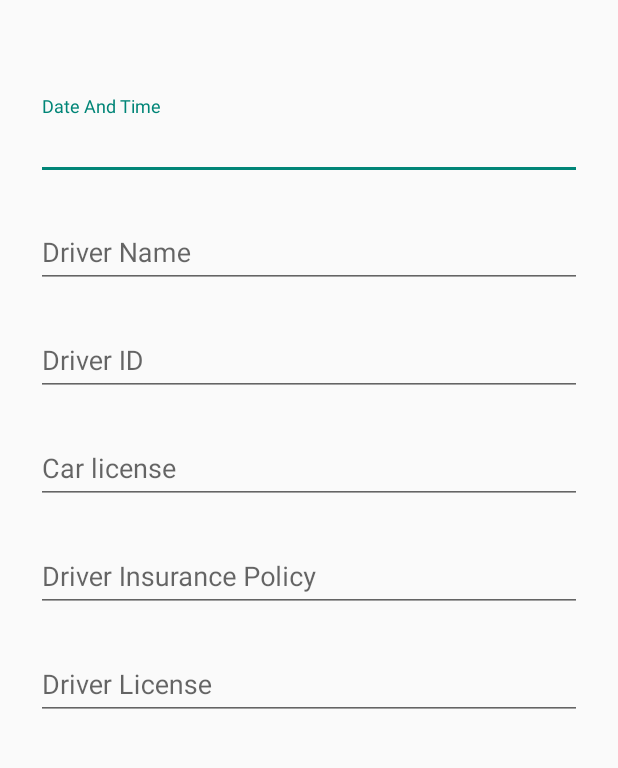
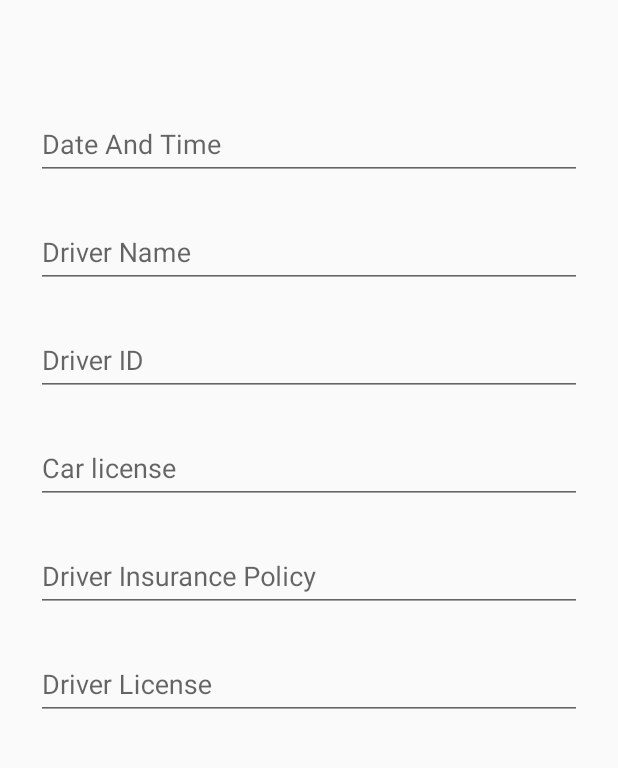
Before and after one commit to ronst22/Bumpy, an Android app: the ShowAccident screen opened directly, with no data from a screen before it, on a phone screen of 412 x 824 dp, the part 84-852 px from its top. Run offline under Robolectric (Android 15) with nearby library versions, the phone set to English and light mode, and no system bars; our stand-ins replace Firebase (no records; nobody signed in at launch, a user with empty details on screens opened directly); libraries missing offline, so code that uses them is left out: com.facebook, com.facebook.login; 6 statements that could not run were skipped.

Commit message:
Make view accident gui better and add persistent to the database

```diff
--- a/app/src/main/AndroidManifest.xml
+++ b/app/src/main/AndroidManifest.xml
@@ -12,6 +12,7 @@
         android:required="true" />
 
     <application
+        android:name=".Bumpy"
         android:allowBackup="true"
         android:icon="@mipmap/ic_launcher"
         android:label="@string/app_name"
--- a/app/src/main/java/com/bumpy/bumpy/BaseBumpyActivity.java
+++ b/app/src/main/java/com/bumpy/bumpy/BaseBumpyActivity.java
@@ -41,6 +41,10 @@ public class BaseBumpyActivity extends AppCompatActivity {
         super.onCreate(savedInstanceState);
         mAuth = FirebaseAuth.getInstance();
         mDatabase = FirebaseDatabase.getInstance().getReference();
+
+        // Make the user-accidents available offline
+        DatabaseReference scoresRef = FirebaseDatabase.getInstance().getReference("user-accidents");
+        scoresRef.keepSynced(true);
     }
 
     protected void initToolbar() {
--- a/app/src/main/res/layout/activity_show_accident.xml
+++ b/app/src/main/res/layout/activity_show_accident.xml
@@ -35,7 +35,8 @@
                     android:layout_width="match_parent"
                     android:layout_height="wrap_content"
                     android:inputType="none"
-                    android:hint="@string/Date_And_Time" />
+                    android:hint="@string/Date_And_Time"
+                    android:focusable="false"/>
             </android.support.design.widget.TextInputLayout>
 
 
@@ -49,7 +50,8 @@
                     android:layout_width="match_parent"
                     android:layout_height="wrap_content"
                     android:inputType="none"
-                    android:hint="@string/driver_name" />
+                    android:hint="@string/driver_name"
+                    android:focusable="false"/>
             </android.support.design.widget.TextInputLayout>
 
             <!-- driver id Label -->
@@ -62,7 +64,8 @@
                     android:layout_width="match_parent"
                     android:layout_height="wrap_content"
                     android:inputType="none"
-                    android:hint="@string/driver_id" />
+                    android:hint="@string/driver_id"
+                    android:focusable="false"/>
             </android.support.design.widget.TextInputLayout>
 
             <!-- car number Label -->
@@ -75,7 +78,8 @@
                     android:layout_width="match_parent"
                     android:layout_height="wrap_content"
                     android:inputType="none"
-                    android:hint="@string/car_number"/>
+                    android:hint="@string/car_number"
+                    android:focusable="false"/>
             </android.support.design.widget.TextInputLayout>
 
 
@@ -89,7 +93,8 @@
                     android:layout_width="match_parent"
                     android:layout_height="wrap_content"
                     android:inputType="none"
-                    android:hint="@string/insurance_num"/>
+                    android:hint="@string/insurance_num"
+                    android:focusable="false"/>
             </android.support.design.widget.TextInputLayout>
 
             <!-- driver license Label -->
@@ -102,7 +107,8 @@
                     android:layout_width="match_parent"
                     android:layout_height="wrap_content"
                     android:inputType="none"
-                    android:hint="@string/driver_license"/>
+                    android:hint="@string/driver_license"
+                    android:focusable="false"/>
             </android.support.design.widget.TextInputLayout>
 
         </LinearLayout>
```
Also changed, not shown: app/src/main/java/com/bumpy/bumpy/Bumpy.java (added, +20 -0 lines), app/src/main/java/com/bumpy/bumpy/ShowAccident.java (+12 -1 lines), app/src/main/res/layout/accident_item.xml (+9 -3 lines), app/src/main/res/layout/activity_view_accidents.xml (+5 -6 lines).
